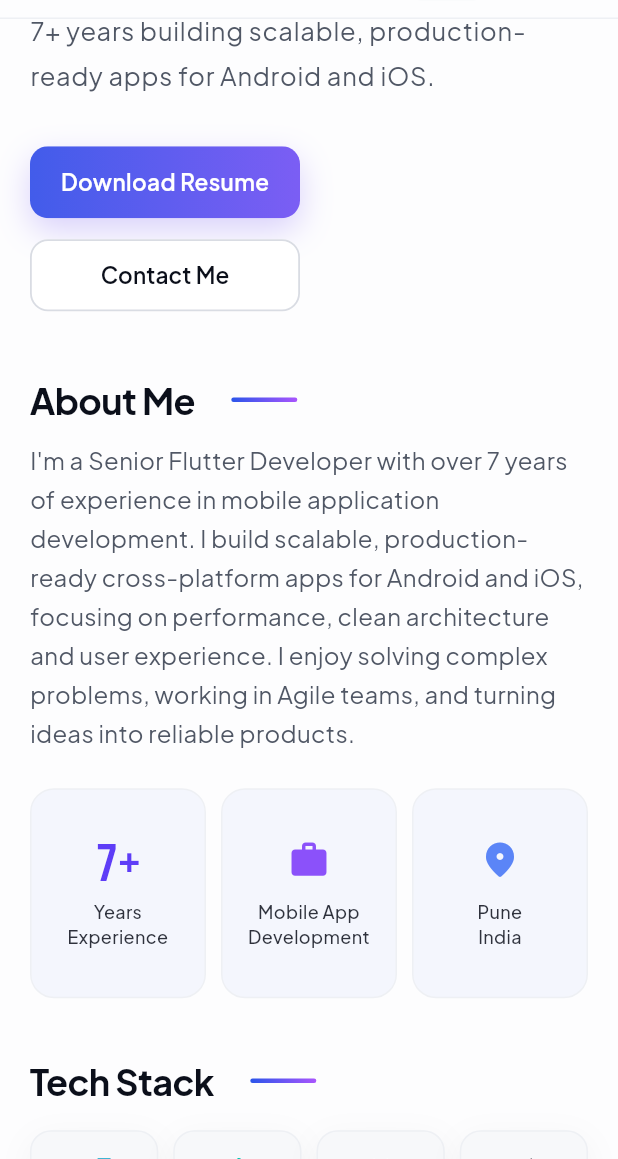
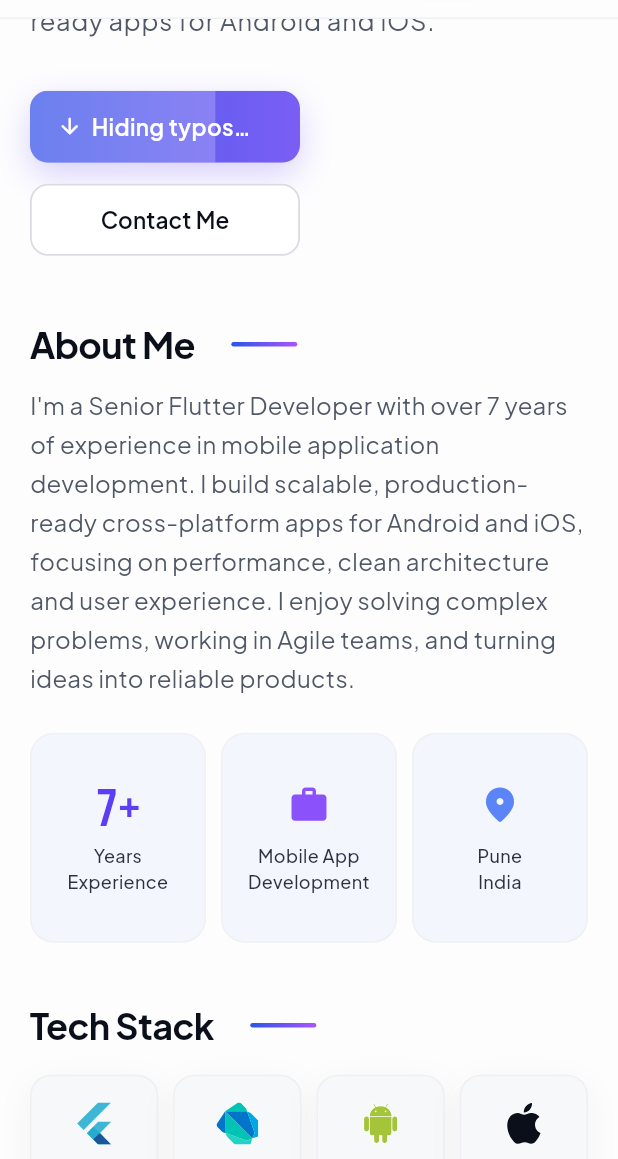
Before and after one commit to mjwaghmare/manoj-portfolio, a Flutter app: the screen it shows after launch, scrolled down 576 dp, after a tap on "Download Resume", on a phone screen of 412 x 824 dp, the part 77-1236 px from its top. Run offline on Flutter 3.47's test engine with Material 3 defaults, Android fonts, the light colour scheme and no system bars; our stand-ins replace flutter_svg, shared_preferences, web.

Commit message:
Add animated resume download, loading screen and copy updates
- Make "Download Resume" download the PDF and show an animated progress
  state with playful status lines, then reset
- Let GradientButton take custom content and an optional progress fill
- Show a loading screen with three rotating Playfair Display lines,
  removed once Flutter paints its first frame
- Rewrite the experience descriptions with specific contributions
- Change the role title to "Senior Mobile Developer" in the site, page
  title, SEO and social tags, structured data and web manifest
- Shorten the hero headline accent to "mobile experiences"
- Change the browser tab title
- Resize the contact icons and keep the contact options on one row on
  desktop and tablet
- Update the favicon and app icons
- Add the web package as a direct dependency for browser downloads
- Add widget tests for the download animation and the contact row layout

```diff
--- /dev/null
+++ b/lib/core/utils/file_download_stub.dart
@@ -0,0 +1,2 @@
+/// The site only ships for web; elsewhere (e.g. widget tests on the VM) this is a no-op.
+void downloadFile(String url, {required String fileName}) {}
--- a/lib/main.dart
+++ b/lib/main.dart
@@ -30,7 +30,7 @@
       builder: (context, child) {
         return MaterialApp(
           debugShowCheckedModeBanner: false,
-          title: 'Manoj Waghmare | Senior Flutter Developer',
+          title: 'Manoj Waghmare | Portfolio 📱',
           theme: AppTheme.light,
           darkTheme: AppTheme.dark,
           themeMode: themeProvider.themeMode,
--- a/lib/sections/contact_section.dart
+++ b/lib/sections/contact_section.dart
@@ -36,10 +36,10 @@
         label: 'Email',
         value: profile.email,
         icon: Container(
-          width: 56,
-          height: 56,
-          decoration: BoxDecoration(color: colors.contactIconBackground, borderRadius: BorderRadius.circular(14)),
-          child: Icon(Icons.mail_rounded, size: 26, color: colors.contactIcon),
+          width: 42,
+          height: 42,
+          decoration: BoxDecoration(color: colors.contactIconBackground, borderRadius: BorderRadius.circular(10)),
+          child: Icon(Icons.mail_rounded, size: 20, color: colors.contactIcon),
         ),
       ),
       _ContactItem(
@@ -47,10 +47,10 @@
         label: profile.linkedin.label,
         value: profile.linkedin.handle,
         icon: Container(
-          width: 48,
-          height: 48,
+          width: 42,
+          height: 42,
           decoration: BoxDecoration(color: _linkedInBlue, borderRadius: BorderRadius.circular(8)),
-          child: Icon(profile.linkedin.icon, size: 28, color: Colors.white),
+          child: Icon(profile.linkedin.icon, size: 22, color: Colors.white),
         ),
       ),
       _ContactItem(
@@ -58,26 +58,26 @@
         label: profile.github.label,
         value: profile.github.handle,
         icon: SizedBox.square(
-          dimension: 48,
-          child: Icon(profile.github.icon, size: 40, color: theme.colorScheme.onSurface),
+          dimension: 42,
+          child: Icon(profile.github.icon, size: 32, color: theme.colorScheme.onSurface),
         ),
       ),
     ];
 
     final layout = switch (screen) {
       ScreenSize.desktop => Row(
+        crossAxisAlignment: CrossAxisAlignment.center,
         children: [
-          Expanded(flex: 40, child: intro),
+          Expanded(flex: 35, child: intro),
           const SizedBox(width: 24),
           Expanded(
-            flex: 60,
-            // Items keep their natural width and spread out; they wrap rather than truncate if space runs short.
-            child: Wrap(
-              alignment: WrapAlignment.spaceBetween,
-              crossAxisAlignment: WrapCrossAlignment.center,
-              spacing: 16,
-              runSpacing: 16,
-              children: items,
+            flex: 65,
+            child: Row(
+              mainAxisAlignment: MainAxisAlignment.spaceBetween,
+              children: [
+                for (final item in items)
+                  Flexible(child: item),
+              ],
             ),
           ),
         ],
@@ -87,7 +87,13 @@
         children: [
           intro,
           const SizedBox(height: 28),
-          Wrap(spacing: 40, runSpacing: 20, children: items),
+          Row(
+            mainAxisAlignment: MainAxisAlignment.spaceBetween,
+            children: [
+              for (final item in items)
+                Flexible(child: item),
+            ],
+          ),
         ],
       ),
       ScreenSize.mobile => Column(
@@ -132,26 +138,26 @@
       url: url,
       builder: (context, open) => InkWell(
         onTap: open,
-        borderRadius: BorderRadius.circular(14),
+        borderRadius: BorderRadius.circular(12),
         child: Padding(
-          padding: const EdgeInsets.all(6),
+          padding: const EdgeInsets.symmetric(horizontal: 8, vertical: 6),
           child: Row(
             mainAxisSize: MainAxisSize.min,
             children: [
               ExcludeSemantics(child: icon),
-              const SizedBox(width: 16),
+              const SizedBox(width: 10),
               Flexible(
                 child: Column(
                   crossAxisAlignment: CrossAxisAlignment.start,
                   mainAxisSize: MainAxisSize.min,
                   children: [
-                    Text(label, style: theme.textTheme.titleMedium?.copyWith(fontSize: 15.5)),
+                    Text(label, style: theme.textTheme.titleMedium?.copyWith(fontSize: 14)),
                     const SizedBox(height: 2),
                     Text(
                       value,
                       maxLines: 1,
                       overflow: TextOverflow.ellipsis,
-                      style: TextStyle(fontSize: 13.5, color: colors.textMuted),
+                      style: TextStyle(fontSize: 12.5, color: colors.textMuted),
                     ),
                   ],
                 ),
--- a/lib/sections/hero_section.dart
+++ b/lib/sections/hero_section.dart
@@ -6,9 +6,9 @@
 import '../core/theme/app_fonts.dart';
 import '../core/theme/app_theme.dart';
 import '../data/portfolio_data.dart';
-import '../widgets/external_link.dart';
 import '../widgets/fade_slide_in.dart';
 import '../widgets/gradient_widgets.dart';
+import '../widgets/resume_download_button.dart';
 import '../widgets/section_container.dart';
 
 /// Shared by both hero buttons so they render at identical sizes.
@@ -103,17 +103,13 @@
             spacing: 18,
             runSpacing: 14,
             children: [
-              ExternalLink(
+              ResumeDownloadButton(
                 url: profile.resumeUrl,
-                builder: (context, open) => GradientButton(
-                  label: 'Download Resume',
-                  onPressed: open,
-                  colors: colors.buttonGradient,
-                  width: _heroButtonSize.width,
-                  height: _heroButtonSize.height,
-                  horizontalPadding: 16,
-                  fontSize: 15,
-                ),
+                colors: colors.buttonGradient,
+                width: _heroButtonSize.width,
+                height: _heroButtonSize.height,
+                horizontalPadding: 16,
+                fontSize: 15,
               ),
               _OutlineButton(label: 'Contact Me', onPressed: () => onNavigate(PortfolioSection.contact)),
             ],
--- a/lib/widgets/gradient_widgets.dart
+++ b/lib/widgets/gradient_widgets.dart
@@ -64,11 +64,23 @@
     this.radius = 12,
     this.glow = true,
     this.fontSize = 15.5,
+    this.child,
+    this.progress,
+    this.progressOpacity = 1,
     super.key,
   });
 
   final String label;
   final VoidCallback? onPressed;
+
+  /// Replaces the [label] text; [label] still sets the font for this content.
+  final Widget? child;
+
+  /// 0–1 fill drawn across the button from the left, e.g. while a download runs.
+  final double? progress;
+
+  /// Fades the [progress] fill, so it can ease out instead of vanishing.
+  final double progressOpacity;
 
   /// Fixed width; when null the button sizes to its label plus [horizontalPadding].
   final double? width;
@@ -82,6 +94,8 @@
   @override
   Widget build(BuildContext context) {
     final borderRadius = BorderRadius.circular(radius);
+    final textStyle = TextStyle(fontSize: fontSize, fontWeight: FontWeight.w600, color: Colors.white);
+    final fill = progress;
 
     return Semantics(
       button: true,
@@ -105,16 +119,31 @@
             child: InkWell(
               onTap: onPressed,
               borderRadius: borderRadius,
-              child: Padding(
-                padding: EdgeInsets.symmetric(horizontal: horizontalPadding),
-                child: Center(
-                  widthFactor: 1,
-                  child: Text(
-                    label,
-                    maxLines: 1,
-                    style: TextStyle(fontSize: fontSize, fontWeight: FontWeight.w600, color: Colors.white),
+              child: Stack(
+                children: [
+                  if (fill != null)
+                    Positioned.fill(
+                      child: ClipRRect(
+                        borderRadius: borderRadius,
+                        child: FractionallySizedBox(
+                          alignment: Alignment.centerLeft,
+                          widthFactor: fill.clamp(0, 1),
+                          child: ColoredBox(color: Colors.white.withValues(alpha: 0.22 * progressOpacity.clamp(0, 1))),
+                        ),
+                      ),
+                    ),
+                  Padding(
+                    padding: EdgeInsets.symmetric(horizontal: horizontalPadding),
+                    child: Center(
+                      widthFactor: 1,
+                      child: DefaultTextStyle.merge(
+                        style: textStyle,
+                        maxLines: 1,
+                        child: child ?? Text(label, maxLines: 1, style: textStyle),
+                      ),
+                    ),
                   ),
-                ),
+                ],
               ),
             ),
           ),
--- /dev/null
+++ b/lib/widgets/resume_download_button.dart
@@ -0,0 +1,159 @@
+import 'dart:async';
+import 'dart:math' as math;
+
+import 'package:flutter/material.dart';
+
+import '../core/utils/file_download_stub.dart' if (dart.library.js_interop) '../core/utils/file_download_web.dart';
+import 'gradient_widgets.dart';
+
+enum _Phase { idle, downloading, done }
+
+/// [GradientButton] that downloads [url] and plays a short progress animation
+/// with tongue-in-cheek status lines, so the click visibly does something.
+class ResumeDownloadButton extends StatefulWidget {
+  const ResumeDownloadButton({
+    required this.url,
+    required this.colors,
+    this.width,
+    this.height = 54,
+    this.horizontalPadding = 32,
+    this.fontSize = 15.5,
+    super.key,
+  });
+
+  final String url;
+  final List<Color> colors;
+  final double? width;
+  final double height;
+  final double horizontalPadding;
+  final double fontSize;
+
+  @override
+  State<ResumeDownloadButton> createState() => _ResumeDownloadButtonState();
+}
+
+class _ResumeDownloadButtonState extends State<ResumeDownloadButton> with SingleTickerProviderStateMixin {
+  static const _label = 'Download Resume';
+
+  /// Cycled evenly across the progress animation.
+  static const _progressLines = ['Downloading…', 'Hiding typos…', 'Adding sparkle…'];
+
+  /// Shown once the file is saved, picked by how many times it has been downloaded.
+  static const _doneLines = ['Saved. Hire me?', 'Again? Flattered.', "It's the same PDF"];
+
+  late final AnimationController _progress = AnimationController(
+    vsync: this,
+    duration: const Duration(milliseconds: 1800),
+  )..addStatusListener(_onProgressStatus);
+
+  _Phase _phase = _Phase.idle;
+  int _downloads = 0;
+  Timer? _resetTimer;
+
+  @override
+  void dispose() {
+    _resetTimer?.cancel();
+    _progress.dispose();
+    super.dispose();
+  }
+
+  void _download() {
+    if (_phase != _Phase.idle) return;
+    // Starts the real download right away, inside the click, so browsers don't block it;
+    // the animation is only feedback.
+    downloadFile(widget.url, fileName: Uri.parse(widget.url).pathSegments.last);
+    setState(() => _phase = _Phase.downloading);
+    _progress.forward(from: 0);
+  }
+
+  void _onProgressStatus(AnimationStatus status) {
+    if (status != AnimationStatus.completed) return;
+    setState(() {
+      _phase = _Phase.done;
+      _downloads++;
+    });
+    _resetTimer = Timer(const Duration(milliseconds: 2600), () {
+      if (mounted) setState(() => _phase = _Phase.idle);
+    });
+  }
+
+  @override
+  Widget build(BuildContext context) {
+    // Once the download finishes, the full fill fades out rather than vanishing.
+    return TweenAnimationBuilder<double>(
+      tween: Tween(end: _phase == _Phase.downloading ? 1 : 0),
+      duration: const Duration(milliseconds: 600),
+      curve: Curves.easeOut,
+      builder: (context, fillOpacity, _) => AnimatedBuilder(
+        animation: _progress,
+        builder: (context, _) {
+          final t = _progress.value;
+          return GradientButton(
+            label: _label,
+            onPressed: _download,
+            colors: widget.colors,
+            width: widget.width,
+            height: widget.height,
+            horizontalPadding: widget.horizontalPadding,
+            fontSize: widget.fontSize,
+            progress: _phase == _Phase.idle && fillOpacity == 0 ? null : Curves.easeInOut.transform(t),
+            progressOpacity: fillOpacity,
+            child: AnimatedSize(
+              duration: const Duration(milliseconds: 350),
+              curve: Curves.easeInOut,
+              child: AnimatedSwitcher(
+                duration: const Duration(milliseconds: 350),
+                switchInCurve: Curves.easeOut,
+                switchOutCurve: Curves.easeIn,
+                child: switch (_phase) {
+                  _Phase.idle => const Text(_label, key: ValueKey('idle')),
+                  _Phase.downloading => _status(
+                    // Gentle bob, three per run; a cosine wave has no hard stop at the bottom.
+                    icon: Transform.translate(
+                      offset: Offset(0, -2.5 * (1 - math.cos(t * math.pi * 6)) / 2),
+                      child: const Icon(Icons.arrow_downward_rounded),
+                    ),
+                    text: _progressLines[math.min((t * _progressLines.length).floor(), _progressLines.length - 1)],
+                  ),
+                  _Phase.done => _status(
+                    icon: TweenAnimationBuilder<double>(
+                      tween: Tween(begin: 0.6, end: 1),
+                      duration: const Duration(milliseconds: 400),
+                      curve: Curves.easeOutBack,
+                      builder: (context, scale, child) => Transform.scale(scale: scale, child: child),
+                      child: const Icon(Icons.check_circle_rounded),
+                    ),
+                    text: _doneLines[math.min(_downloads - 1, _doneLines.length - 1)],
+                  ),
+                },
+              ),
+            ),
+          );
+        },
+      ),
+    );
+  }
+
+  /// Icon plus a status line; keyed by the text so each new line animates in.
+  Widget _status({required Widget icon, required String text}) {
+    return FittedBox(
+      key: ValueKey(text),
+      fit: BoxFit.scaleDown,
+      child: Semantics(
+        liveRegion: true,
+        child: Row(
+          mainAxisSize: MainAxisSize.min,
+          children: [
+            IconTheme.merge(
+              data: IconThemeData(size: widget.fontSize + 2, color: Colors.white),
+              child: icon,
+            ),
+            // Tight enough that every status line fits the hero button unscaled.
+            const SizedBox(width: 6),
+            Text(text),
+          ],
+        ),
+      ),
+    );
+  }
+}
--- a/pubspec.yaml
+++ b/pubspec.yaml
@@ -14,6 +14,7 @@
   flutter_svg: ^2.3.0
   shared_preferences: ^2.5.6
   url_launcher: ^6.3.3
+  web: ^1.1.1
 
 dev_dependencies:
   flutter_test:
```
Also changed, not shown: lib/core/utils/file_download_web.dart (added, +12 -0 lines), lib/data/portfolio_data.dart (+13 -9 lines), lib/widgets/portfolio_header.dart (+2 -7 lines), pubspec.lock, 8 other files.
